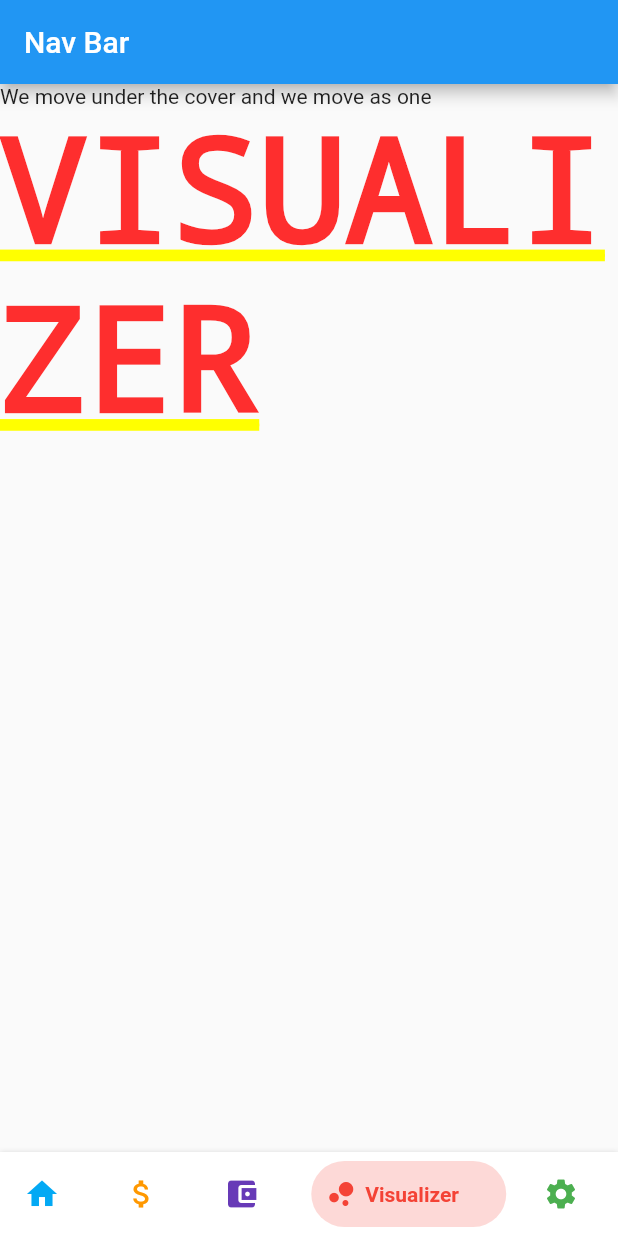
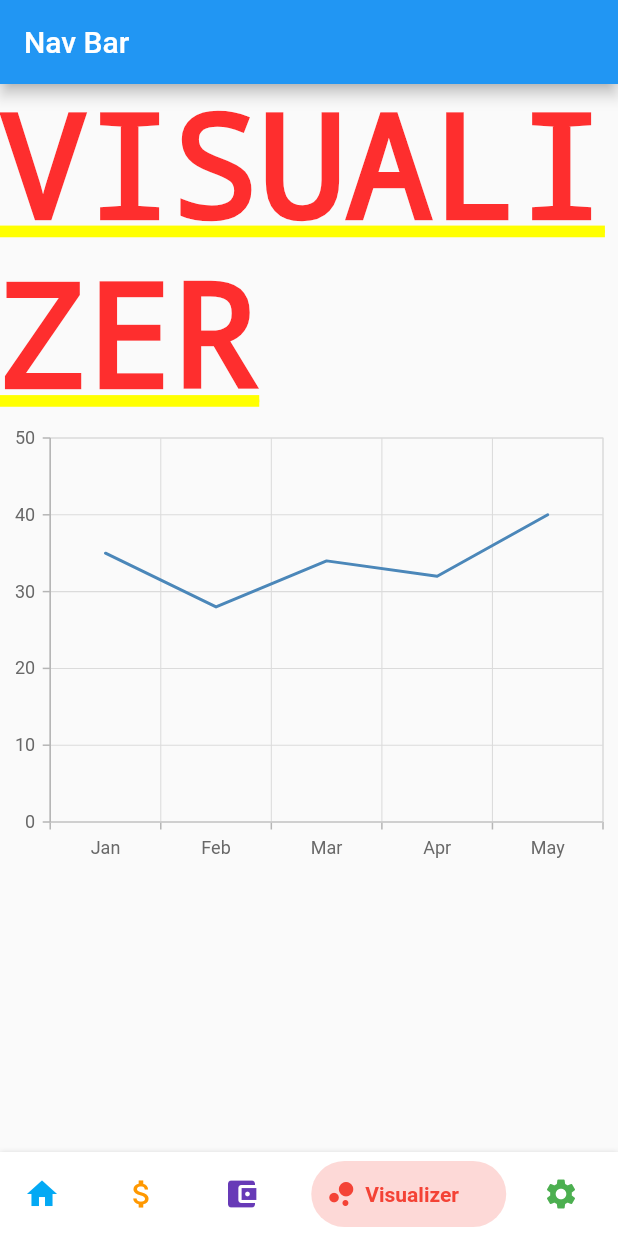
Before and after one commit to jkbngl/FFD, a Flutter app: the MyHomePage screen opened directly, swiped to page 4, on a phone screen of 412 x 824 dp. Run offline on Flutter 3.47's test engine with Material 2 defaults, Android fonts, the phone set to English and light mode, and no system bars; drawn by our look-alikes of bottom_navy_bar; our stand-ins replace syncfusion_flutter_charts.

```diff
--- a/flutter/ffd/lib/backup_color_change_on_nav_tab.dart
+++ b/flutter/ffd/lib/backup_color_change_on_nav_tab.dart
@@ -1,5 +1,7 @@
 import 'package:bottom_navy_bar/bottom_navy_bar.dart';
 import 'package:flutter/material.dart';
+import 'package:syncfusion_flutter_charts/charts.dart';
+
 
 void main() => runApp(MyApp());
 
@@ -15,6 +17,13 @@ class MyApp extends StatelessWidget {
     );
   }
 }
+
+class SalesData {
+  SalesData(this.year, this.sales);
+  final String year;
+  final double sales;
+}
+
 
 class MyHomePage extends StatefulWidget {
   MyHomePage({Key key, this.title}) : super(key: key);
@@ -476,11 +485,27 @@ class _MyHomePageState extends State<MyHomePage> {
               crossAxisAlignment: CrossAxisAlignment.start,
               mainAxisSize: MainAxisSize.min,
               children: <Widget>[
-                Text('We move under the cover and we move as one'),
                 Text('VISUALIZER',
                     style: DefaultTextStyle.of(context)
                         .style
-                        .apply(fontSizeFactor: 2.0)),
+                        .apply(fontSizeFactor: 2.0)),Container(
+                    child: SfCartesianChart(
+                        primaryXAxis: CategoryAxis(), // Initialize category axis.
+                        series: <LineSeries<SalesData, String>>[ // Initialize line series.
+                          LineSeries<SalesData, String>(
+                              dataSource: [
+                                SalesData('Jan', 35),
+                                SalesData('Feb', 28),
+                                SalesData('Mar', 34),
+                                SalesData('Apr', 32),
+                                SalesData('May', 40)
+                              ],
+                              xValueMapper: (SalesData sales, _) => sales.year,
+                              yValueMapper: (SalesData sales, _) => sales.sales
+                          )
+                        ]
+                    )
+                ),
               ],
             ),
             Column(
--- a/flutter/ffd/pubspec.yaml
+++ b/flutter/ffd/pubspec.yaml
@@ -20,7 +20,7 @@ dependencies:
   flutter:
     sdk: flutter
   bottom_navy_bar: ^5.2.0
-  curved_navigation_bar: ^0.3.1 #latest version
+  syncfusion_flutter_charts: ^17.3.26
 
 
 
```
Also changed, not shown: flutter/ffd/pubspec.lock.
